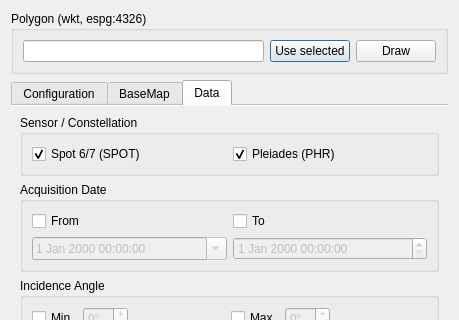
airbusgeo/oneatlas-qgis-plugin, file mySearch.ui: the form before one commit; both pictures show x 0 to 459 and y 0 to 320 of the 459 by 603 pixel window.
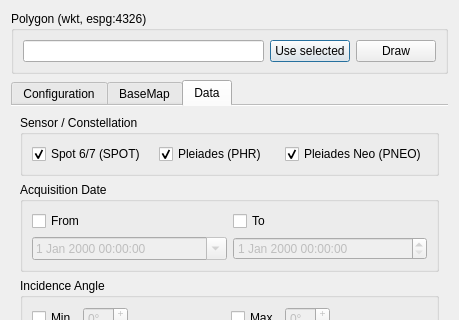
The form after the commit. Icons and pictures are not drawn. Custom widgets are drawn as their Qt base class.

Commit message:
Part of Issue #11
PNEO Access

```diff
--- a/mySearch.ui
+++ b/mySearch.ui
@@ -298,6 +298,16 @@
             </property>
            </widget>
           </item>
+          <item row="0" column="2">
+           <widget class="QCheckBox" name="dtPleiadesNeoCheck">
+            <property name="text">
+             <string>Pleiades Neo (PNEO)</string>
+            </property>
+            <property name="checked">
+             <bool>true</bool>
+            </property>
+           </widget>
+          </item>
          </layout>
         </widget>
        </item>
```
Left out of the diff: 8 changed lines with no effect on the pictures.
